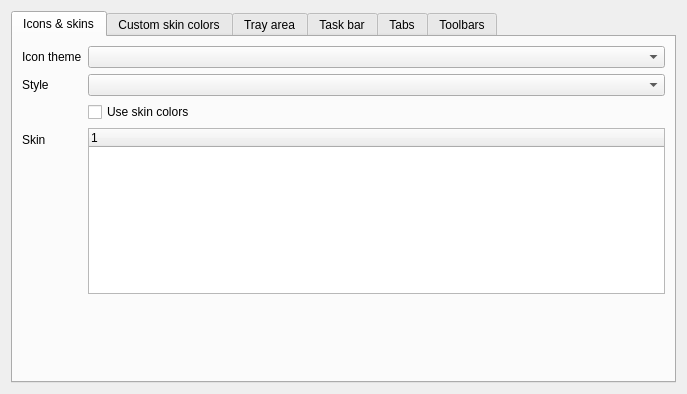
Before: the Qt Designer form src/librssguard/gui/settings/settingsgui.ui in martinrotter/rssguard, drawn with Qt 5.
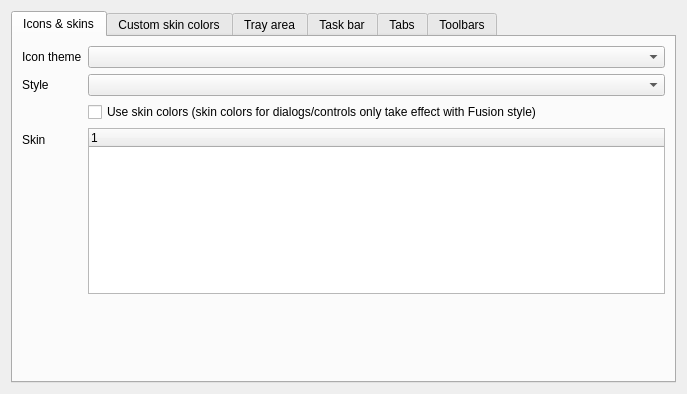
After: the same form once the commit is applied. Custom widgets are drawn as their Qt base class.

Patch:
```diff
--- a/src/librssguard/gui/settings/settingsgui.ui
+++ b/src/librssguard/gui/settings/settingsgui.ui
@@ -109,7 +109,7 @@
        <item row="2" column="1">
         <widget class="QCheckBox" name="m_checkForceAlternativePalette">
          <property name="text">
-          <string>Use skin colors</string>
+          <string>Use skin colors (skin colors for dialogs/controls only take effect with Fusion style)</string>
          </property>
         </widget>
        </item>
```
